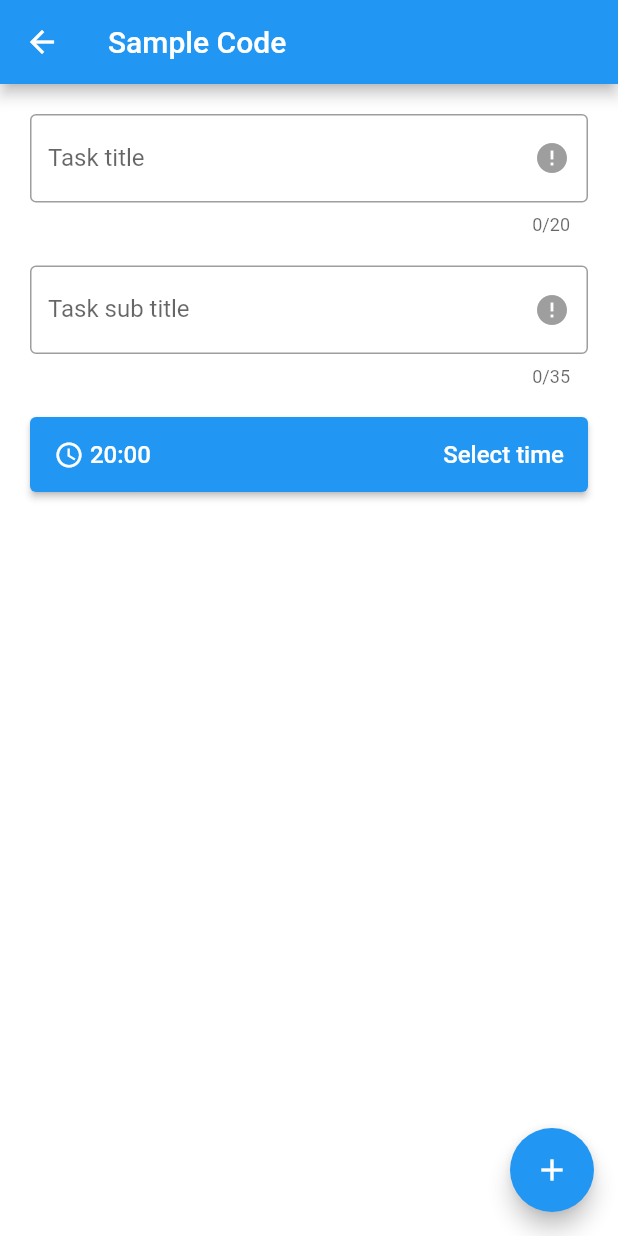
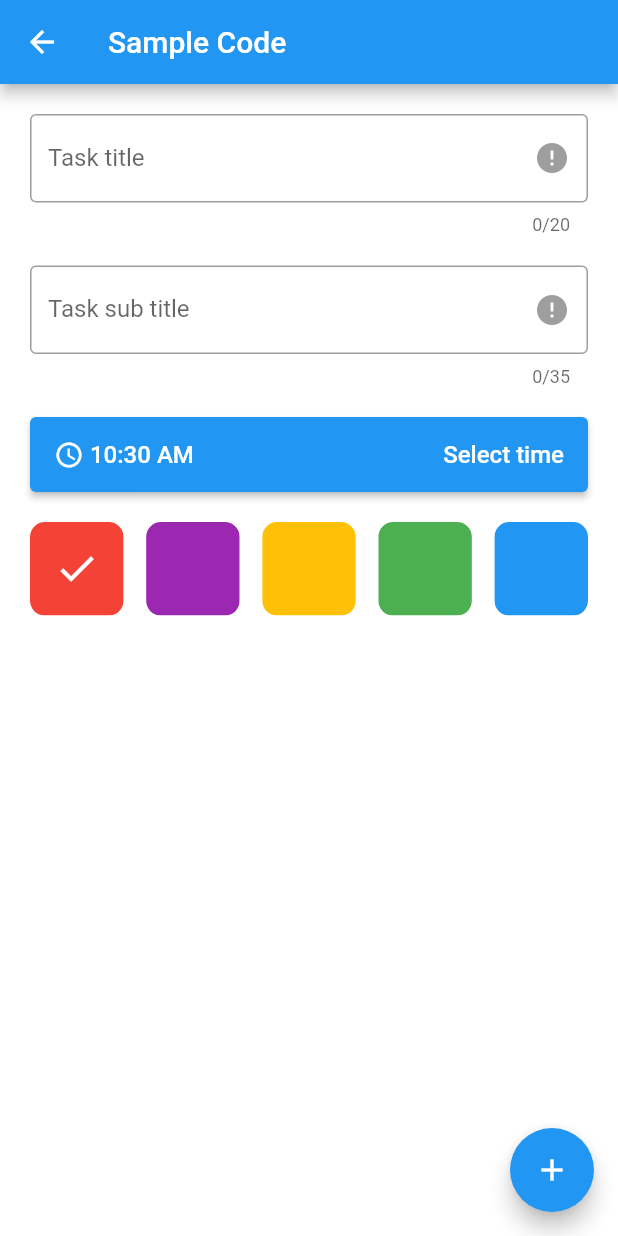
Before and after one commit to truongvn-saigontech/flutter-todo-app, a Flutter app: the ManageTaskScreen screen opened by its route, on a phone screen of 412 x 824 dp. Run offline on Flutter 3.47's test engine with Material 2 defaults, Android fonts, the phone set to English and light mode, and no system bars; our stand-ins replace get, validators.

Commit message:
implement manage task screen

```diff
--- /dev/null
+++ b/lib/components/colors_picker.dart
@@ -0,0 +1,64 @@
+import 'package:flutter/material.dart';
+
+class ColorPicker extends StatefulWidget {
+  final Color colorSelected;
+  final Function(Color) onSelectColor;
+  const ColorPicker(
+      {Key? key, required this.colorSelected, required this.onSelectColor})
+      : super(key: key);
+
+  @override
+  _ColorPickerState createState() => _ColorPickerState();
+}
+
+class _ColorPickerState extends State<ColorPicker> {
+  final List<Color> listColors = [
+    Colors.red,
+    Colors.purple,
+    Colors.amber,
+    Colors.green,
+    Colors.blue
+  ];
+
+  Widget renderItemBuilder(BuildContext context, int index) {
+    double boxSize = MediaQuery.of(context).size.width / 5 - 20;
+    print(listColors[index]);
+    return Material(
+      color: Colors.transparent,
+      type: MaterialType.transparency,
+      child: InkWell(
+        onTap: () => {widget.onSelectColor(listColors[index])}, // needed
+        child: Ink(
+          width: boxSize,
+          height: boxSize,
+          child: Center(
+            child: widget.colorSelected == listColors[index]
+                ? Icon(Icons.done, color: Colors.white, size: 30)
+                : null,
+          ),
+          decoration: BoxDecoration(
+            borderRadius: BorderRadius.circular(10),
+            color: listColors[index],
+            // boxShadow: [
+            //   BoxShadow(color: Colors.green, spreadRadius: 3),
+            // ],
+          ),
+        ),
+      ),
+    );
+  }
+
+  Widget renderListItem(BuildContext context) {
+    List<Widget> list = [];
+    for (var i = 0; i < listColors.length; i++) {
+      list.add(renderItemBuilder(context, i));
+    }
+    return Row(
+        mainAxisAlignment: MainAxisAlignment.spaceBetween, children: list);
+  }
+
+  @override
+  Widget build(BuildContext context) {
+    return Container(child: renderListItem(context));
+  }
+}
--- a/lib/components/input_field/main.dart
+++ b/lib/components/input_field/main.dart
@@ -2,7 +2,7 @@ import 'package:flutter/material.dart';
 import 'package:to_do_app/models/validate.dart';
 
 class InputFieldV2 extends StatefulWidget {
-  final dynamic Function(String) onSaved;
+  final void Function(String?)? onSaved;
   final List<Validate> validates;
 
   final bool? isValidField;
@@ -68,10 +68,7 @@ class _InputFieldV2State extends State<InputFieldV2> {
       initialValue: widget.initialValue,
       maxLength: widget.maxLength,
       validator: handleValidator,
-      onSaved: (value) {
-        print(value);
-        print(context);
-      },
+      onSaved: widget.onSaved,
       decoration: InputDecoration(
         labelText: widget.labelText,
         enabledBorder: renderOutline(),
--- a/lib/components/time_select.dart
+++ b/lib/components/time_select.dart
@@ -1,20 +1,24 @@
-import 'package:day_night_time_picker/day_night_time_picker.dart';
-import 'package:day_night_time_picker/lib/constants.dart';
 import 'package:flutter/material.dart';
 
 class TimeSelectV2 extends StatefulWidget {
-  const TimeSelectV2({Key? key}) : super(key: key);
+  final TimeOfDay timeSelect;
+  final Function(TimeOfDay) onSelectDate;
+  const TimeSelectV2({Key? key, required this.timeSelect, required this.onSelectDate})
+      : super(key: key);
 
   @override
   _TimeSelectV2State createState() => _TimeSelectV2State();
 }
 
 class _TimeSelectV2State extends State<TimeSelectV2> {
+  final TimeOfDay initialTime =
+      TimeOfDay(hour: TimeOfDay.now().hour, minute: TimeOfDay.now().minute);
+
   @override
   Widget build(BuildContext context) {
     return Container(
       child: ElevatedButton(
-        onPressed: () {},
+        onPressed: handleSelectTime,
         child: Container(
           alignment: Alignment.center,
           height: 50.0,
@@ -32,11 +36,8 @@ class _TimeSelectV2State extends State<TimeSelectV2> {
                           color: Colors.white,
                         ),
                         Text(
-                          " 20:00",
-                          style: TextStyle(
-                              color: Colors.white,
-                              // fontWeight: FontWeight.bold,
-                              fontSize: 16.0),
+                          " ${widget.timeSelect.format(context)}",
+                          style: TextStyle(color: Colors.white, fontSize: 16.0),
                         ),
                       ],
                     ),
@@ -46,9 +47,9 @@ class _TimeSelectV2State extends State<TimeSelectV2> {
               Text(
                 "  Select time",
                 style: TextStyle(
-                    color: Colors.white,
-                    // fontWeight: FontWeight.bold,
-                    fontSize: 16.0),
+                  color: Colors.white,
+                  fontSize: 16.0,
+                ),
               ),
             ],
           ),
@@ -57,4 +58,12 @@ class _TimeSelectV2State extends State<TimeSelectV2> {
       ),
     );
   }
+
+  Future<void> handleSelectTime() async {
+    final TimeOfDay? newTime = await showTimePicker(
+      context: context,
+      initialTime: widget.timeSelect,
+    );
+    widget.onSelectDate(newTime ?? initialTime);
+  }
 }
--- /dev/null
+++ b/lib/helpers/time.helper.dart
@@ -0,0 +1,15 @@
+import 'package:flutter/material.dart';
+import 'package:intl/intl.dart';
+
+TimeOfDay initialTime =
+    TimeOfDay(hour: TimeOfDay.now().hour, minute: TimeOfDay.now().minute);
+
+TimeOfDay parseTimeStringToTimeOfDay(String? timeString) {
+  if (timeString == null || timeString.isEmpty) return initialTime;
+
+  return TimeOfDay.fromDateTime(DateFormat.jm().parse(timeString));
+}
+
+String parseTimeOfDayToString(TimeOfDay timeOfDay, BuildContext context) {
+  return timeOfDay.format(context);
+}
--- a/lib/models/task/main.dart
+++ b/lib/models/task/main.dart
@@ -10,10 +10,25 @@ class Task {
   String taskname, subtask, tasktime;
 
   @ColorSerialiser()
-  final Color status;
+  Color status;
 
-  Task(this.taskname, this.subtask, this.tasktime, this.status);
+  Task(
+      {required this.taskname,
+      required this.subtask,
+      required this.tasktime,
+      required this.status});
 
   factory Task.fromJson(Map<String, dynamic> json) => _$TaskFromJson(json);
+
   Map<String, dynamic> toJson() => _$TaskToJson(this);
+
+  Task copyWith(
+      {String? taskname, String? subtask, String? tasktime, Color? status}) {
+    return Task(
+      taskname: taskname ?? this.taskname,
+      subtask: subtask ?? this.subtask,
+      tasktime: tasktime ?? this.tasktime,
+      status: status ?? this.status,
+    );
+  }
 }
--- a/lib/screens/manage_task/main.screen.dart
+++ b/lib/screens/manage_task/main.screen.dart
@@ -1,6 +1,8 @@
 import 'package:flutter/material.dart';
+import 'package:to_do_app/components/colors_picker.dart';
 import 'package:to_do_app/components/input_field/main.dart';
 import 'package:to_do_app/components/time_select.dart';
+import 'package:to_do_app/helpers/time.helper.dart';
 import 'package:to_do_app/models/task/main.dart';
 import 'package:to_do_app/models/validate.dart';
 import 'package:validators/validators.dart' as validator;
@@ -14,7 +16,18 @@ class ManageTaskScreen extends StatefulWidget {
 
 class _ManageTaskScreenState extends State<ManageTaskScreen> {
   final _formKey = GlobalKey<FormState>();
-  Task task = new Task("", "", "", Colors.red);
+  Task task =
+      new Task(taskname: "", tasktime: '', status: Colors.red, subtask: "");
+
+  void handleChangeTaskField<T>(String fieldName, T value) {
+    var taskJson = task.copyWith().toJson();
+    taskJson[fieldName] = value;
+    setState(() {
+      task = Task.fromJson(taskJson);
+    });
+  }
+
+  void handleSelectColor(Color color) {}
 
   @override
   Widget build(BuildContext context) {
@@ -31,14 +44,14 @@ class _ManageTaskScreenState extends State<ManageTaskScreen> {
           key: _formKey,
           child: Column(
             crossAxisAlignment: CrossAxisAlignment.start,
-            children: [
+            children: <Widget>[
               Padding(
                 padding: EdgeInsets.only(bottom: 20),
                 child: InputFieldV2(
                   initialValue: task.taskname,
                   labelText: 'Task title',
-                  onSaved: (String value) {
-                    task.taskname = value;
+                  onSaved: (String? value) {
+                    handleChangeTaskField('taskname', value);
                   },
                   validates: [
                     new Validate(
@@ -55,30 +68,46 @@ class _ManageTaskScreenState extends State<ManageTaskScreen> {
                   initialValue: task.subtask,
                   labelText: 'Task sub title',
                   maxLength: 35,
-                  onSaved: (String value) {
-                    task.subtask = value;
+                  onSaved: (String? value) {
+                    handleChangeTaskField('subtask', value);
                   },
                   validates: [
                     new Validate(
-                        message: 'Please enter task sub',
-                        onValidate: validator.isNull,
-                        isCondition: true)
+                      message: 'Please enter task sub',
+                      onValidate: validator.isNull,
+                      isCondition: true,
+                    ),
                   ],
                 ),
               ),
-              TimeSelectV2()
+              Padding(
+                padding: EdgeInsets.only(bottom: 20),
+                child: TimeSelectV2(
+                  timeSelect: parseTimeStringToTimeOfDay(task.tasktime),
+                  onSelectDate: (TimeOfDay newTime) {
+                    handleChangeTaskField(
+                        'tasktime', parseTimeOfDayToString(newTime, context));
+                  },
+                ),
+              ),
+              ColorPicker(
+                colorSelected: task.status,
+                onSelectColor: (Color color) {
+                  setState(() {
+                    task.status = color;
+                  });
+                },
+              )
             ],
           ),
         ),
       ),
       floatingActionButton: FloatingActionButton(
-        onPressed: () => {
-          if (_formKey.currentState!.validate())
-            {
-              ScaffoldMessenger.of(context).showSnackBar(
-                const SnackBar(content: Text('Processing Data')),
-              )
-            }
+        onPressed: () {
+          if (_formKey.currentState!.validate()) {
+            _formKey.currentState!.save();
+            print(task.toJson());
+          }
         },
         tooltip: 'Increment Counter',
         child: const Icon(Icons.add),
--- a/pubspec.yaml
+++ b/pubspec.yaml
@@ -33,6 +33,8 @@ dependencies:
   json_annotation: ^4.0.1
   validators: ^3.0.0
   day_night_time_picker: ^1.0.3+1
+  intl: ^0.17.0
+  copy_with_extension_gen: ^2.0.2
 
 dev_dependencies:
   flutter_test:
```
Also changed, not shown: lib/components/swipe_list.dart (+25 -6 lines), lib/models/task/main.g.dart, pubspec.lock.
